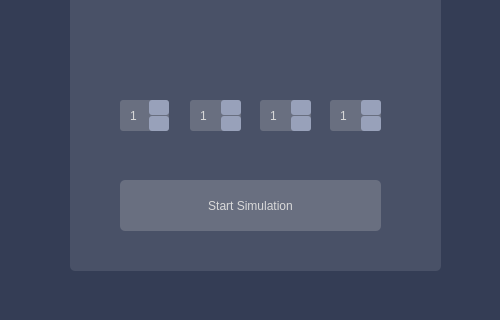
Before: the Qt Designer form DeadLocks-Final-Test/startdialog.ui in breathTake/Deadlocks-Algorithm-Simulation, drawn with Qt 5; both pictures show x 0 to 500 and y 280 to 600 of the 500 by 600 pixel window.
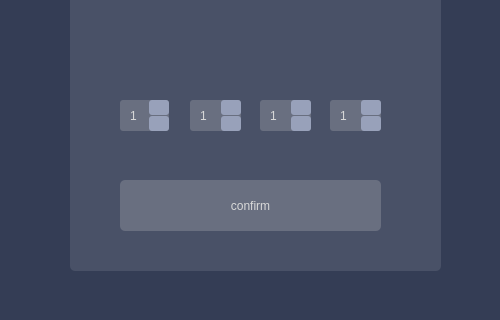
After: the same form once the commit is applied. Icons and pictures are not drawn.

Patch:
```diff
--- a/DeadLocks-Final-Test/startdialog.ui
+++ b/DeadLocks-Final-Test/startdialog.ui
@@ -265,7 +265,7 @@
 </string>
    </property>
    <property name="text">
-    <string>Start Simulation</string>
+    <string>confirm</string>
    </property>
    <property name="checkable">
     <bool>false</bool>
```
